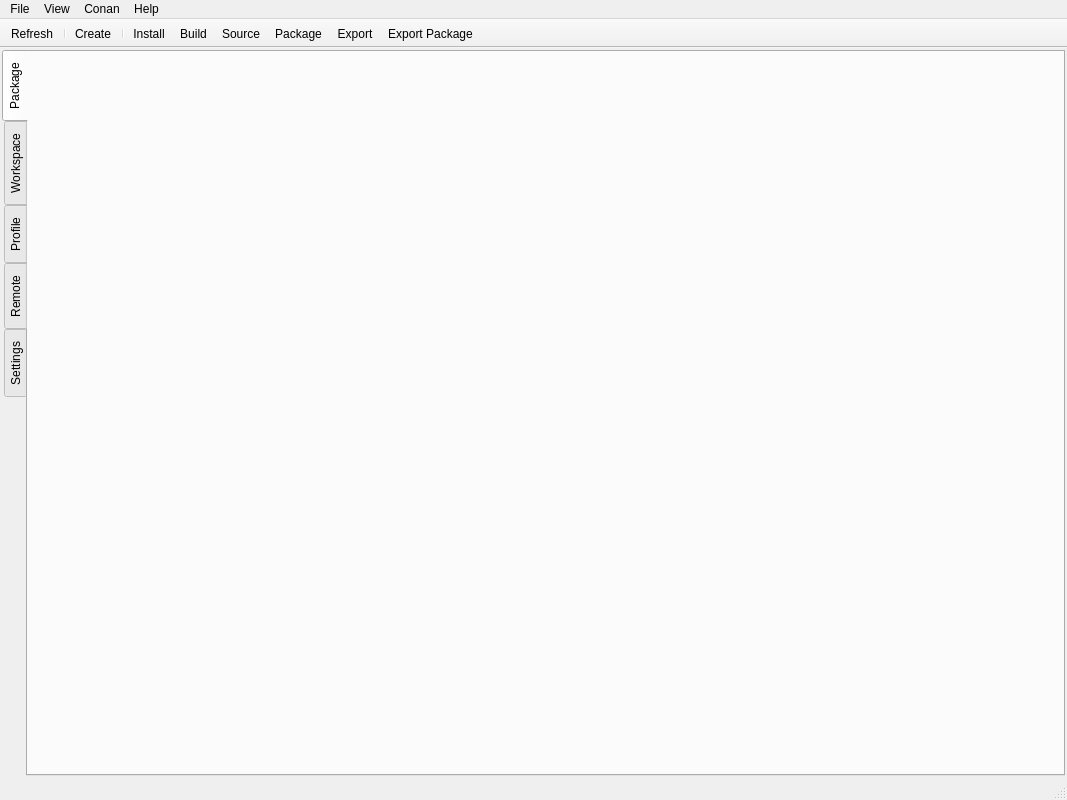
Above: resources/ui/main_window.ui from afri-bit/conan-guide before the change. Below: the same form after it.
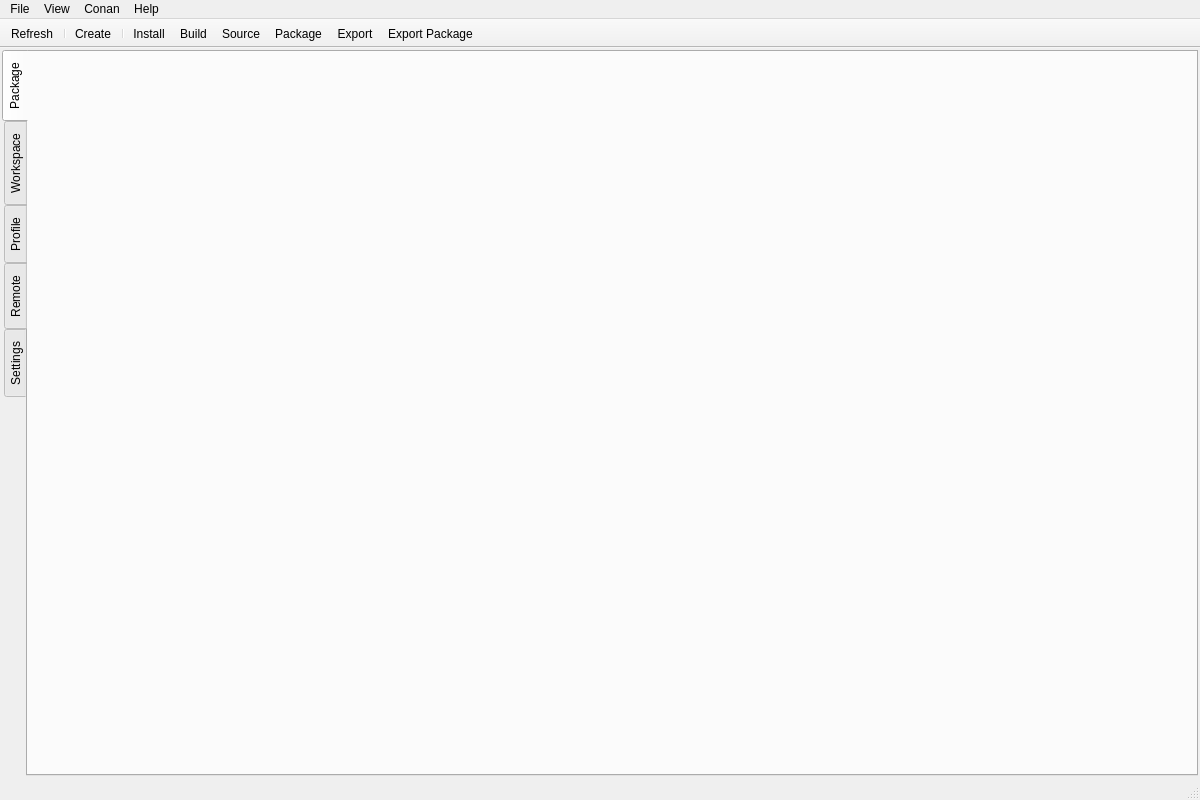
That is the form after the change. Icons and pictures are not drawn.

What changed in the file:
```diff
--- a/resources/ui/main_window.ui
+++ b/resources/ui/main_window.ui
@@ -9,7 +9,7 @@
    <rect>
     <x>0</x>
     <y>0</y>
-    <width>1067</width>
+    <width>1200</width>
     <height>800</height>
    </rect>
   </property>
@@ -894,7 +894,7 @@
     <rect>
      <x>0</x>
      <y>0</y>
-     <width>1067</width>
+     <width>1200</width>
      <height>21</height>
     </rect>
    </property>
```
